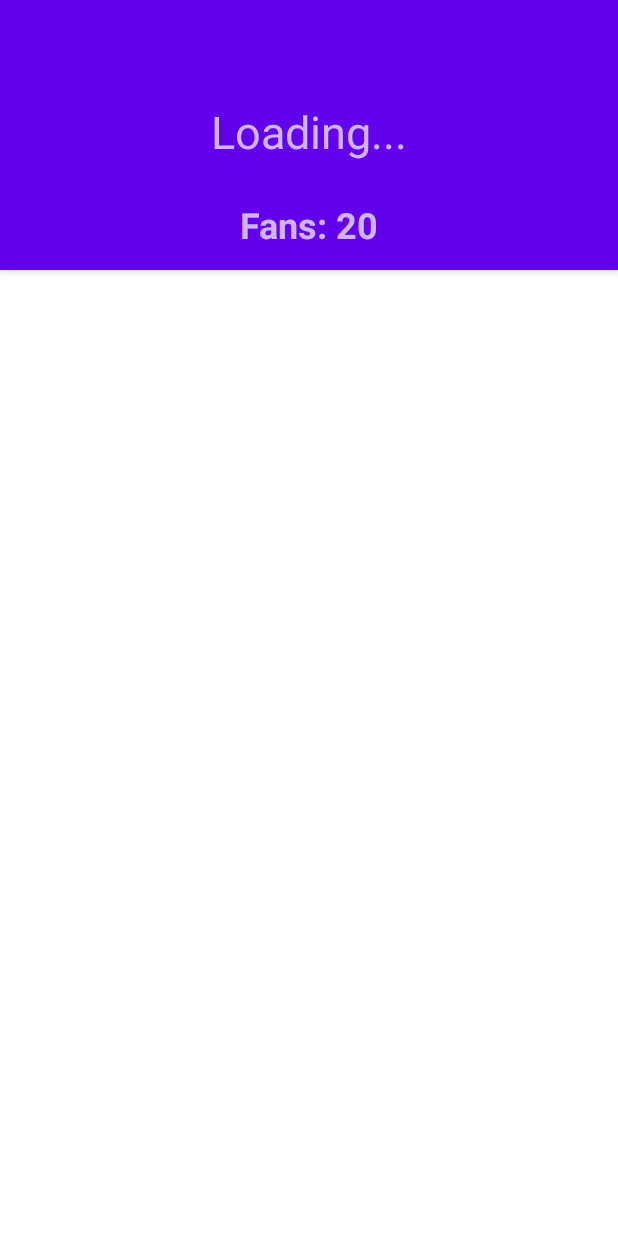
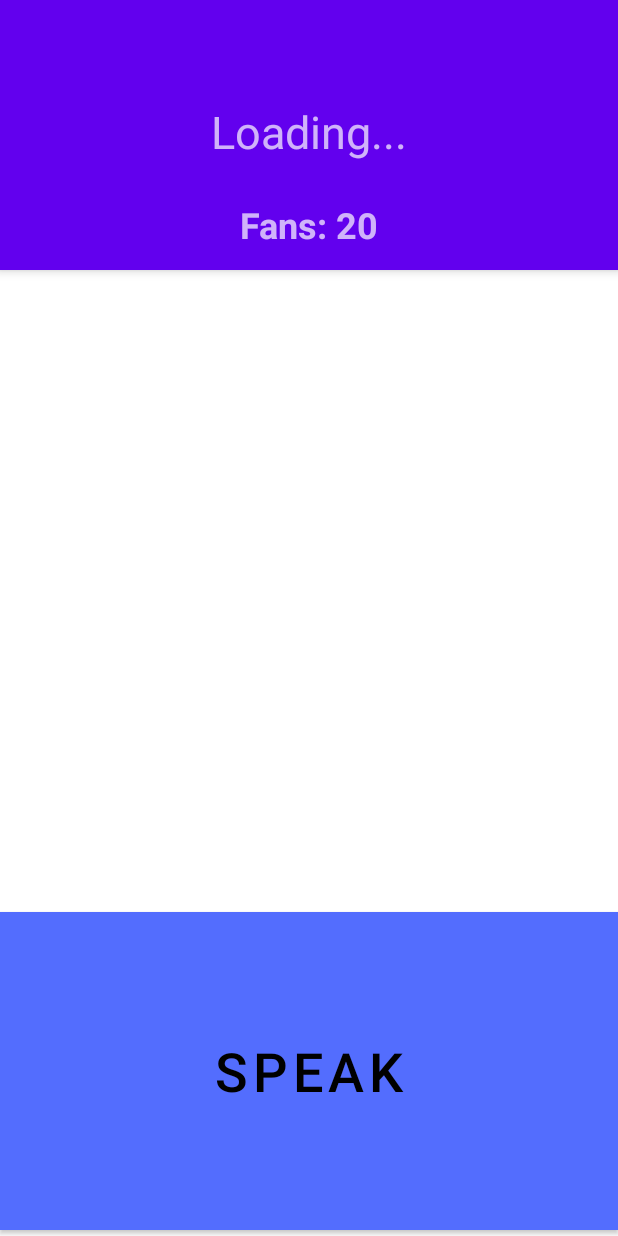
Before and after one commit to BatKol/BatKol, an Android app: the layout activity_profile.xml on its own in the app's theme, with its tools: preview values and no code run, on a phone screen of 412 x 824 dp. Run offline under Robolectric (Android 15) with nearby library versions, the phone set to English and light mode, and no system bars.

Commit message:
profile and logout

```diff
--- a/app/src/main/res/layout/activity_main_flow.xml
+++ b/app/src/main/res/layout/activity_main_flow.xml
@@ -37,7 +37,7 @@
         app:layout_constraintVertical_bias="0.055" />
 
     <Button
-        android:id="@+id/TESTbutton"
+        android:id="@+id/buttonSpeak"
         android:layout_width="407dp"
         android:layout_height="229dp"
         android:layout_marginBottom="4dp"
--- a/app/src/main/res/layout/activity_profile.xml
+++ b/app/src/main/res/layout/activity_profile.xml
@@ -7,6 +7,24 @@
     android:layout_height="match_parent"
     android:fitsSystemWindows="true"
     tools:context=".ProfileActivity">
+
+
+    <Button
+        android:id="@+id/buttonSpeak"
+        android:layout_width="match_parent"
+        android:layout_height="212dp"
+        android:layout_gravity="bottom"
+        android:layout_marginBottom="4dp"
+        android:layout_weight="1"
+        android:background="#536DFE"
+        android:bottomLeftRadius="20dp"
+        android:bottomRightRadius="20dp"
+        android:text="Speak"
+        android:textColor="@android:color/black"
+        android:textSize="36sp"
+        android:topLeftRadius="20dp"
+        android:topRightRadius="20dp"
+        app:backgroundTint="@null" />
 
     <com.google.android.material.appbar.AppBarLayout
         android:id="@+id/app_bar"
@@ -33,8 +51,17 @@
             android:textSize="24sp"
             android:textStyle="bold" />
 
+
     </com.google.android.material.appbar.AppBarLayout>
 
-    <include layout="@layout/content_scrolling" />
+    <include
+        android:id="@+id/include"
+        layout="@layout/content_scrolling"
+
+        android:layout_width="match_parent"
+        android:layout_height="557dp"
+        app:layout_anchor="@+id/buttonSpeak"
+        app:layout_anchorGravity="center" />
+
 
 </androidx.coordinatorlayout.widget.CoordinatorLayout>
```
Also changed, not shown: app/src/main/java/com/example/batkol/Main_flow.java (+14 -11 lines), app/src/main/java/com/example/batkol/ProfileActivity.java (+65 -3 lines), app/src/main/java/utils/RecordList_adapter_old.java (+14 -1 lines).
